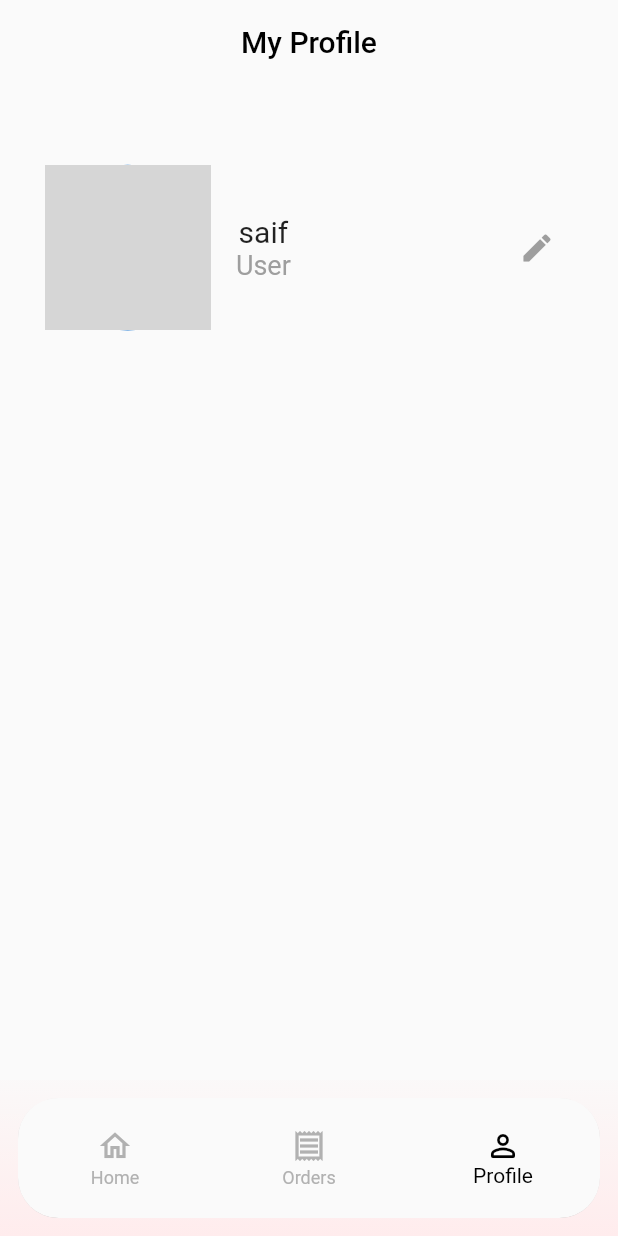
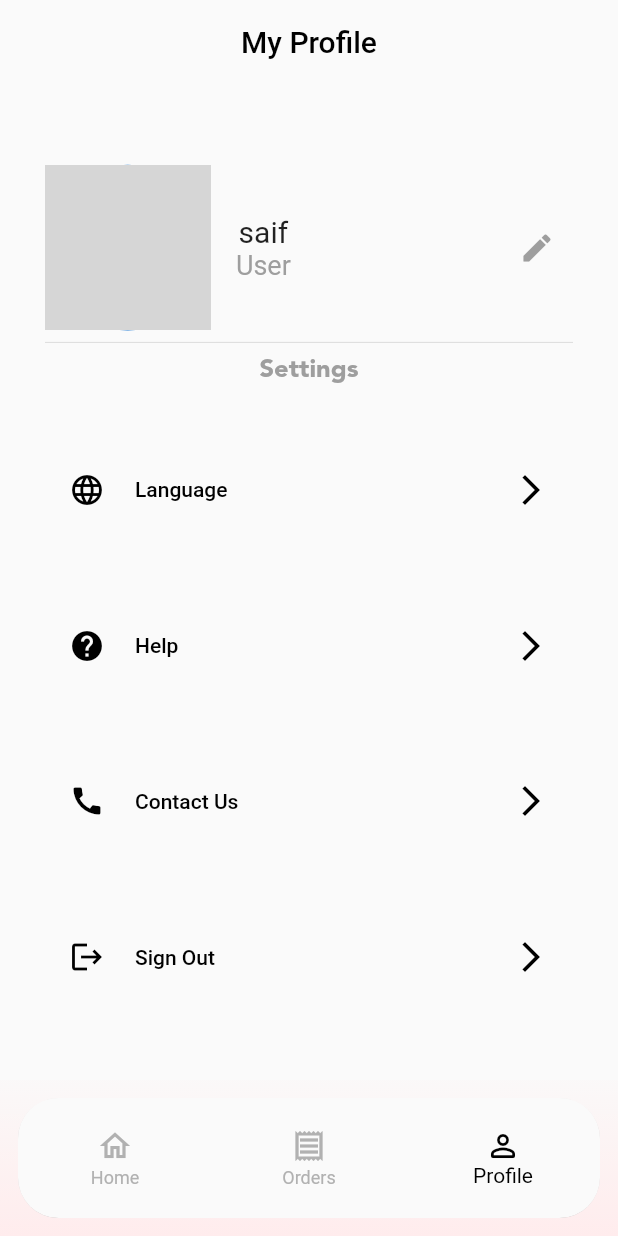
Before and after one commit to saifalattar/FordCompetition, a Flutter app: the screen it shows after launch, item 3 of the bottom bar chosen, on a phone screen of 412 x 824 dp. Run offline on Flutter 3.47's test engine with Material 2 defaults, Android fonts, the phone set to English and light mode, and no system bars; our stand-ins replace dots_indicator, flutter_bloc, flutter_rating_stars, flutter_screenutil, pin_code_fields; network calls fail; grey boxes are pictures that could not be loaded.

```diff
--- a/womenco/lib/Cubit/bloc.dart
+++ b/womenco/lib/Cubit/bloc.dart
@@ -3,6 +3,7 @@ import 'package:flutter_bloc/flutter_bloc.dart';
 import 'package:womenco/Cubit/states.dart';
 import 'package:womenco/shared/component/orderClass.dart';
 import 'package:womenco/shared/component/userClass.dart';
+import 'package:womenco/shared/workerClass.dart';
 
 class WomenCoCubit extends Cubit<WomenCoStates> {
   WomenCoCubit() : super(InitialState());
@@ -24,7 +25,7 @@ class WomenCoCubit extends Cubit<WomenCoStates> {
       Name: "saif",
       Email: "saif@gmail.com",
       Phone: "01157131310",
-      profileImageURL: "");
+      profileImageURL: ""); //the current user
 
   List<Order> allOrders = [
     Order(
@@ -44,4 +45,11 @@ class WomenCoCubit extends Cubit<WomenCoStates> {
         year: 2022,
         price: 988),
   ]; //to get all user's orders and put interact with them in orders screen page
+
+  List<Worker> allCleaningWorkers =
+      []; //to add all workers in cleaning from database
+  List<Worker> allCookingWorkers =
+      []; //to add all workers in cooking from database
+  List<Worker> allNursingWorkers =
+      []; //to add all workers in nursing from database
 }
--- a/womenco/lib/navigation/navigation_screen.dart
+++ b/womenco/lib/navigation/navigation_screen.dart
@@ -3,7 +3,7 @@
 import 'package:flutter/material.dart';
 import 'package:flutter_screenutil/flutter_screenutil.dart';
 import 'package:womenco/shared/component/components.dart';
-import 'home_screen.dart';
+import 'profile screens/home/home_screen.dart';
 import 'order_screen.dart';
 import 'profile screens/profile_screen.dart';
 
--- a/womenco/lib/navigation/profile screens/profile_screen.dart
+++ b/womenco/lib/navigation/profile screens/profile_screen.dart
@@ -4,6 +4,7 @@ import 'package:flutter_screenutil/flutter_screenutil.dart';
 import 'package:womenco/Cubit/bloc.dart';
 import 'package:womenco/Cubit/states.dart';
 import 'package:womenco/navigation/profile%20screens/editProfile.dart';
+import 'package:womenco/shared/component/components.dart';
 
 class ProfileScreen extends StatelessWidget {
   const ProfileScreen({Key? key}) : super(key: key);
@@ -78,6 +79,40 @@ class ProfileScreen extends StatelessWidget {
                             ))
                       ],
                     ),
+                    Divider(),
+                    Text(
+                      "Settings",
+                      style: TextStyle(
+                          fontSize: 17,
+                          color: Colors.grey,
+                          fontFamily: "Avenir"),
+                    ),
+                    SizedBox(
+                      height: 20.h,
+                    ),
+                    Expanded(
+                      child: Column(
+                        mainAxisAlignment: MainAxisAlignment.spaceAround,
+                        children: [
+                          settingsButton(
+                              title: "Language",
+                              icon: Icons.language,
+                              onPressed: () {}),
+                          settingsButton(
+                              title: "Help",
+                              icon: Icons.help,
+                              onPressed: () {}),
+                          settingsButton(
+                              title: "Contact Us",
+                              icon: Icons.call,
+                              onPressed: () {}),
+                          settingsButton(
+                              title: "Sign Out",
+                              icon: Icons.logout,
+                              onPressed: () {}),
+                        ],
+                      ),
+                    )
                   ],
                 ),
               ),
--- a/womenco/lib/shared/component/components.dart
+++ b/womenco/lib/shared/component/components.dart
@@ -122,3 +122,38 @@ Widget WomenCoButton({required String title, required Function() onPressed}) {
             backgroundColor: MaterialStateProperty.all(Colors.pink[200]))),
   );
 }
+
+Widget settingsButton(
+    {required String title,
+    required IconData icon,
+    required Function() onPressed}) {
+  return ElevatedButton(
+      style: ButtonStyle(
+          elevation: MaterialStateProperty.all(0),
+          backgroundColor: MaterialStateProperty.all(Colors.transparent)),
+      onPressed: onPressed,
+      child: Row(
+        mainAxisAlignment: MainAxisAlignment.spaceBetween,
+        children: [
+          Row(
+            children: [
+              Icon(
+                icon,
+                color: Colors.black,
+              ),
+              SizedBox(
+                width: 20,
+              ),
+              Text(
+                title,
+                style: TextStyle(color: Colors.black),
+              ),
+            ],
+          ),
+          Icon(
+            Icons.arrow_forward_ios,
+            color: Colors.black,
+          )
+        ],
+      ));
+}
--- a/womenco/pubspec.yaml
+++ b/womenco/pubspec.yaml
@@ -18,6 +18,7 @@ dependencies:
   bloc: ^8.0.3
   dots_indicator: ^2.1.0
   pin_code_fields: ^7.4.0
+  flutter_rating_stars:
 
 dev_dependencies:
   flutter_test:
```
Also changed, not shown: womenco/lib/navigation/profile screens/home/home_screen.dart (renamed from womenco/lib/navigation/home_screen.dart, +18 -0 lines), womenco/lib/navigation/profile screens/home/subHome/cleaningcreens.dart (added, +25 -0 lines), womenco/lib/navigation/profile screens/home/subHome/cookingScreens.dart (added, +25 -0 lines), womenco/lib/navigation/profile screens/home/subHome/nursingScreens.dart (added, +25 -0 lines), womenco/lib/shared/workerClass.dart (added, +125 -0 lines), womenco/pubspec.lock.
